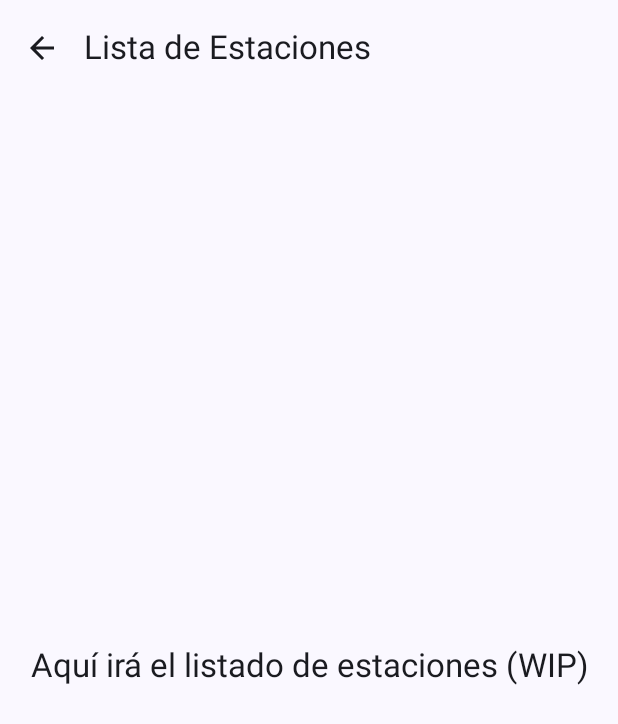
After one commit to Jefferson-BA/MetroLimaGO1.2, an Android app built with Jetpack Compose: the ListaEstacionesScreen screen opened through its navigation route, on a phone screen of 412 x 824 dp. The commit adds this screen. Shown: the top 724 px of the screen. Run offline under Robolectric (Android 15) with nearby library versions, the phone set to English and light mode, and no system bars.

Commit message:
feat: crear pantallas placeholder con navegación básica

```diff
--- a/app/src/main/AndroidManifest.xml
+++ b/app/src/main/AndroidManifest.xml
@@ -11,6 +11,7 @@
         android:roundIcon="@mipmap/ic_launcher_round"
         android:supportsRtl="true"
         android:theme="@style/Theme.MetroLimaGO1">
+
         <activity
             android:name=".MainActivity"
             android:exported="true"
@@ -18,7 +19,6 @@
             android:theme="@style/Theme.MetroLimaGO1">
             <intent-filter>
                 <action android:name="android.intent.action.MAIN" />
-
                 <category android:name="android.intent.category.LAUNCHER" />
             </intent-filter>
         </activity>
--- a/app/src/main/java/com/tecsup/metrolimago1/navigation/NavGraph.kt
+++ b/app/src/main/java/com/tecsup/metrolimago1/navigation/NavGraph.kt
@@ -1,4 +1,13 @@
 package com.tecsup.metrolimago1.navigation
+
+import androidx.compose.runtime.Composable
+import androidx.navigation.compose.NavHost
+import androidx.navigation.compose.composable
+import androidx.navigation.compose.rememberNavController
+import com.tecsup.metrolimago1.ui.screens.ConfiguracionScreen
+import com.tecsup.metrolimago1.ui.screens.HomeScreen
+import com.tecsup.metrolimago1.ui.screens.ListaEstacionesScreen
+import com.tecsup.metrolimago1.ui.screens.PlanificadorRutaScreen
 
 sealed class Screen(val route: String) {
     object Home : Screen("home")
@@ -6,3 +15,29 @@ sealed class Screen(val route: String) {
     object Rutas : Screen("rutas")
     object Configuracion : Screen("configuracion")
 }
+
+@Composable
+fun MainNavGraph() {
+    val navController = rememberNavController()
+
+    NavHost(
+        navController = navController,
+        startDestination = Screen.Home.route
+    ) {
+        composable(Screen.Home.route) {
+            HomeScreen(navController = navController)
+        }
+
+        composable(Screen.Estaciones.route) {
+            ListaEstacionesScreen(navController = navController)
+        }
+
+        composable(Screen.Rutas.route) {
+            PlanificadorRutaScreen(navController = navController)
+        }
+
+        composable(Screen.Configuracion.route) {
+            ConfiguracionScreen(navController = navController)
+        }
+    }
+}
--- a/app/src/main/java/com/tecsup/metrolimago1/ui/screens/HomeScreen.kt
+++ b/app/src/main/java/com/tecsup/metrolimago1/ui/screens/HomeScreen.kt
@@ -13,7 +13,6 @@ import com.tecsup.metrolimago1.navigation.Screen
 
 @OptIn(ExperimentalMaterial3Api::class)
 @Composable
-// *** MODIFICADO: Ahora recibe el NavController ***
 fun HomeScreen(navController: NavController) {
     Scaffold(
         topBar = {
@@ -35,25 +34,21 @@ fun HomeScreen(navController: NavController) {
 
             Spacer(modifier = Modifier.height(32.dp))
 
-            // 3 Cards/Botones principales
             NavigationCard(
                 title = "Estaciones",
                 description = "Ver lista de estaciones",
-                // *** IMPLEMENTACIÓN DE NAVEGACIÓN ***
                 onClick = { navController.navigate(Screen.Estaciones.route) }
             )
             Spacer(modifier = Modifier.height(16.dp))
             NavigationCard(
                 title = "Rutas",
                 description = "Planificar un trayecto",
-                // *** IMPLEMENTACIÓN DE NAVEGACIÓN ***
                 onClick = { navController.navigate(Screen.Rutas.route) }
             )
             Spacer(modifier = Modifier.height(16.dp))
             NavigationCard(
                 title = "Configuración",
                 description = "Ajustes de la aplicación",
-                // *** IMPLEMENTACIÓN DE NAVEGACIÓN ***
                 onClick = { navController.navigate(Screen.Configuracion.route) }
             )
         }
@@ -63,7 +58,7 @@ fun HomeScreen(navController: NavController) {
 @Composable
 fun NavigationCard(title: String, description: String, onClick: () -> Unit) {
     Card(
-        onClick = onClick, // *** USA EL onClick AQUÍ ***
+        onClick = onClick,
         modifier = Modifier.fillMaxWidth().height(90.dp)
     ) {
         Column(
--- /dev/null
+++ b/app/src/main/java/com/tecsup/metrolimago1/ui/screens/ListaEstacionesScreen.kt
@@ -0,0 +1,42 @@
+package com.tecsup.metrolimago1.ui.screens
+
+import androidx.compose.foundation.layout.Box
+import androidx.compose.foundation.layout.fillMaxSize
+import androidx.compose.foundation.layout.padding
+import androidx.compose.material.icons.Icons
+import androidx.compose.material.icons.filled.ArrowBack
+import androidx.compose.material3.*
+import androidx.compose.runtime.Composable
+import androidx.compose.ui.Alignment
+import androidx.compose.ui.Modifier
+import androidx.compose.ui.unit.dp
+import androidx.navigation.NavController
+
+@OptIn(ExperimentalMaterial3Api::class)
+@Composable
+fun ListaEstacionesScreen(navController: NavController) {
+    Scaffold(
+        topBar = {
+            TopAppBar(
+                title = { Text("Lista de Estaciones") },
+                navigationIcon = {
+                    IconButton(onClick = { navController.popBackStack() }) {
+                        Icon(Icons.Filled.ArrowBack, contentDescription = "Volver")
+                    }
+                }
+            )
+        }
+    ) { paddingValues ->
+        Box(
+            modifier = Modifier
+                .fillMaxSize()
+                .padding(paddingValues),
+            contentAlignment = Alignment.Center
+        ) {
+            Text(
+                text = "Aquí irá el listado de estaciones (WIP)",
+                style = MaterialTheme.typography.titleLarge
+            )
+        }
+    }
+}
```
Also changed, not shown: app/build.gradle.kts (+29 -28 lines), app/src/main/java/com/tecsup/metrolimago1/MainActivity.kt (+5 -27 lines), app/src/main/java/com/tecsup/metrolimago1/data/local/AppDatabase.kt (added, +9 -0 lines), app/src/main/java/com/tecsup/metrolimago1/data/local/FavoriteStation.kt (added, +10 -0 lines), app/src/main/java/com/tecsup/metrolimago1/data/local/FavoriteStationDao.kt (added, +16 -0 lines), app/src/main/java/com/tecsup/metrolimago1/ui/screens/ConfiguracionScreen.kt (added, +42 -0 lines), app/src/main/java/com/tecsup/metrolimago1/ui/screens/PlanificadorRutaScreen.kt (added, +42 -0 lines), gradle/libs.versions.toml (+44 -13 lines).
